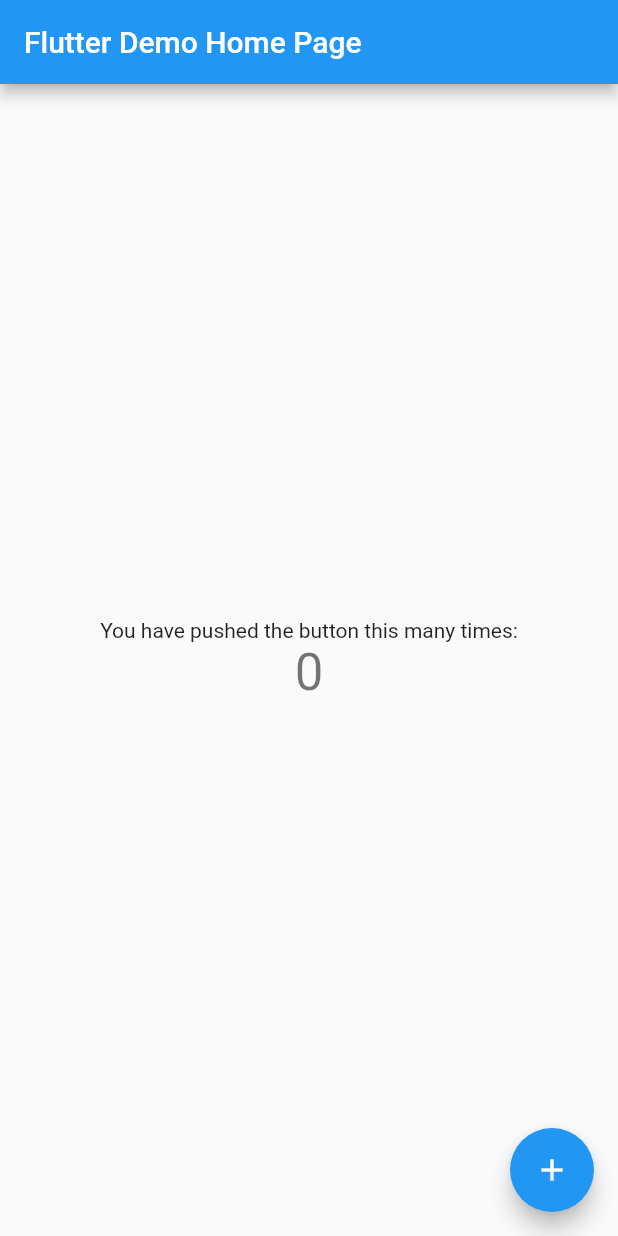
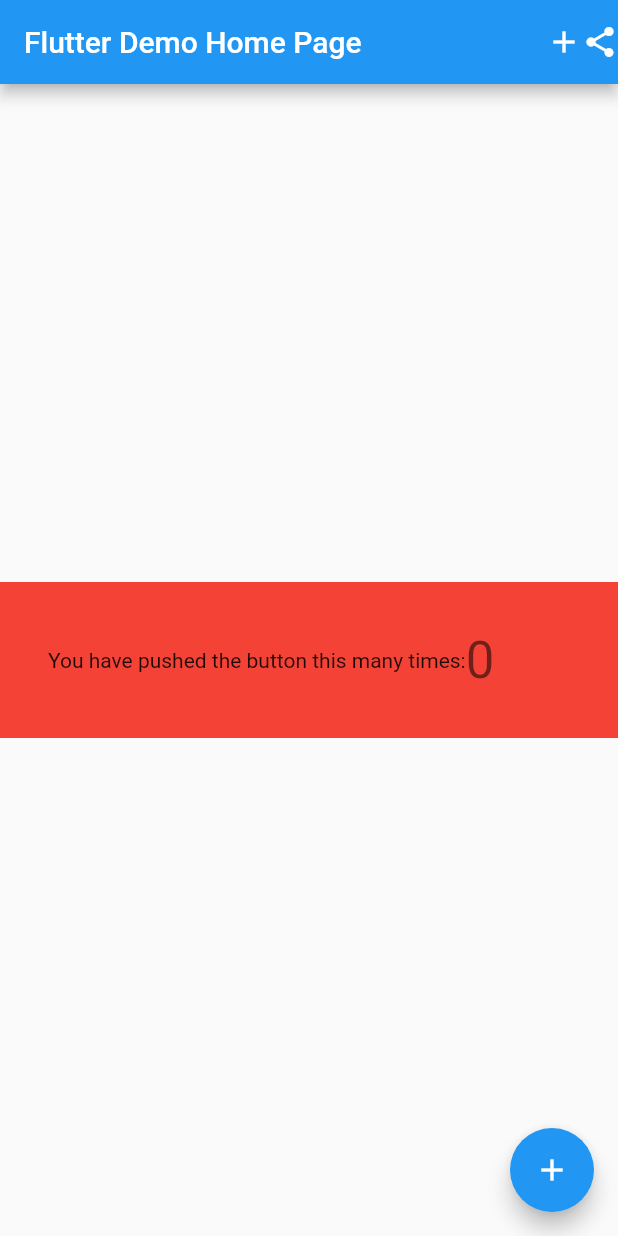
Before and after one commit to yuorei/blog-flutter, a Flutter app: the screen it shows after launch, on a phone screen of 412 x 824 dp. Run offline on Flutter 3.47's test engine with Material 2 defaults, Android fonts, the phone set to English and light mode, and no system bars.

Commit message:
カウンター

```diff
--- a/lib/main.dart
+++ b/lib/main.dart
@@ -1,4 +1,5 @@
 import 'package:flutter/material.dart';
+import 'package:http/http.dart' as http;
 
 void main() {
   runApp(const MyApp());
@@ -13,15 +14,6 @@ class MyApp extends StatelessWidget {
     return MaterialApp(
       title: 'Flutter Demo',
       theme: ThemeData(
-        // This is the theme of your application.
-        //
-        // Try running your application with "flutter run". You'll see the
-        // application has a blue toolbar. Then, without quitting the app, try
-        // changing the primarySwatch below to Colors.green and then invoke
-        // "hot reload" (press "r" in the console where you ran "flutter run",
-        // or simply save your changes to "hot reload" in a Flutter IDE).
-        // Notice that the counter didn't reset back to zero; the application
-        // is not restarted.
         primarySwatch: Colors.blue,
       ),
       home: const MyHomePage(title: 'Flutter Demo Home Page'),
@@ -31,16 +23,6 @@ class MyApp extends StatelessWidget {
 
 class MyHomePage extends StatefulWidget {
   const MyHomePage({super.key, required this.title});
-
-  // This widget is the home page of your application. It is stateful, meaning
-  // that it has a State object (defined below) that contains fields that affect
-  // how it looks.
-
-  // This class is the configuration for the state. It holds the values (in this
-  // case the title) provided by the parent (in this case the App widget) and
-  // used by the build method of the State. Fields in a Widget subclass are
-  // always marked "final".
-
   final String title;
 
   @override
@@ -52,57 +34,57 @@ class _MyHomePageState extends State<MyHomePage> {
 
   void _incrementCounter() {
     setState(() {
-      // This call to setState tells the Flutter framework that something has
-      // changed in this State, which causes it to rerun the build method below
-      // so that the display can reflect the updated values. If we changed
-      // _counter without calling setState(), then the build method would not be
-      // called again, and so nothing would appear to happen.
       _counter++;
     });
   }
 
+  void _callAPI() async {
+    var url = Uri.parse(
+      'https://raw.githubusercontent.com/dev-yakuza/users/master/api.json',
+    );
+    var response = await http.get(url);
+    print('Response status: ${response.statusCode}');
+    print('Response body: ${response.body}');
+
+    url = Uri.parse('https://reqbin.com/sample/post/json');
+    response = await http.post(url, body: {
+      'key': 'value',
+    });
+    print('Response status: ${response.statusCode}');
+    print('Response body: ${response.body}');
+  }
+
   @override
   Widget build(BuildContext context) {
-    // This method is rerun every time setState is called, for instance as done
-    // by the _incrementCounter method above.
-    //
-    // The Flutter framework has been optimized to make rerunning build methods
-    // fast, so that you can just rebuild anything that needs updating rather
-    // than having to individually change instances of widgets.
     return Scaffold(
       appBar: AppBar(
-        // Here we take the value from the MyHomePage object that was created by
-        // the App.build method, and use it to set our appbar title.
         title: Text(widget.title),
+        actions: [
+          Icon(Icons.add),
+          Icon(Icons.share),
+        ],
       ),
       body: Center(
-        // Center is a layout widget. It takes a single child and positions it
-        // in the middle of the parent.
-        child: Column(
-          // Column is also a layout widget. It takes a list of children and
-          // arranges them vertically. By default, it sizes itself to fit its
-          // children horizontally, and tries to be as tall as its parent.
-          //
-          // Invoke "debug painting" (press "p" in the console, choose the
-          // "Toggle Debug Paint" action from the Flutter Inspector in Android
-          // Studio, or the "Toggle Debug Paint" command in Visual Studio Code)
-          // to see the wireframe for each widget.
-          //
-          // Column has various properties to control how it sizes itself and
-          // how it positions its children. Here we use mainAxisAlignment to
-          // center the children vertically; the main axis here is the vertical
-          // axis because Columns are vertical (the cross axis would be
-          // horizontal).
-          mainAxisAlignment: MainAxisAlignment.center,
+        child: Container(
+          color: Colors.red,
+          width: 450,
+          child: Padding(
+            padding: const EdgeInsets.all(32),
+            child: Row(
+              mainAxisAlignment: MainAxisAlignment.start,
               children: <Widget>[
                 const Text(
                   'You have pushed the button this many times:',
                 ),
+
                 Text(
                   '$_counter',
                   style: Theme.of(context).textTheme.headlineMedium,
                 ),
+
               ],
+            ),
+          ),
         ),
       ),
       floatingActionButton: FloatingActionButton(
--- a/pubspec.yaml
+++ b/pubspec.yaml
@@ -28,6 +28,8 @@ environment:
 # the latest version available on pub.dev. To see which dependencies have newer
 # versions available, run `flutter pub outdated`.
 dependencies:
+  http: ^0.13.6
+  flutter_bloc: ^7.0.0
   flutter:
     sdk: flutter
 
```
Also changed, not shown: pubspec.lock. Lines whose indentation alone changed are shown as unchanged.
